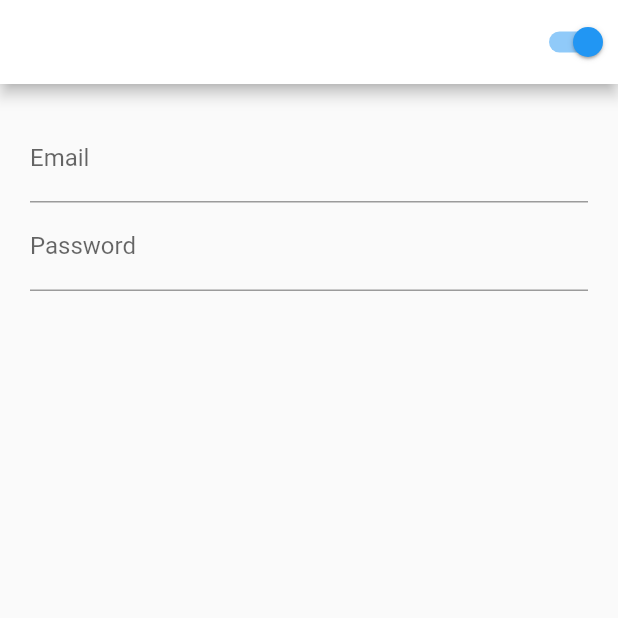
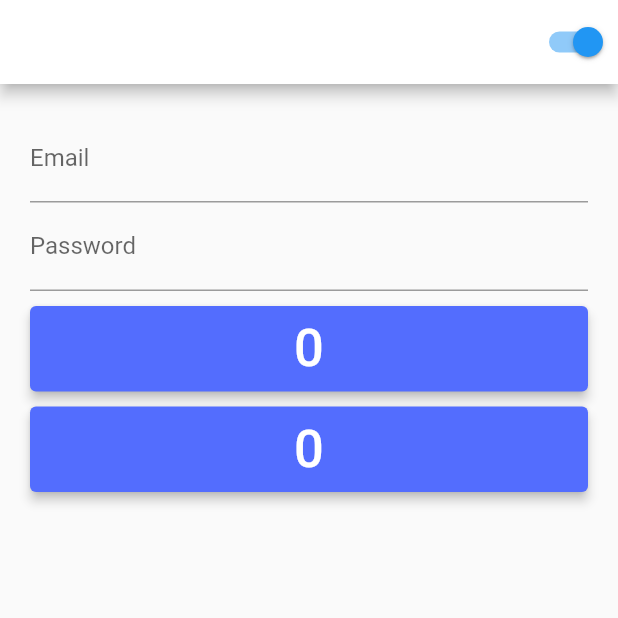
Before and after one commit to MiguelAngelRamos/appkeys, a Flutter app: the screen it shows after launch, on a phone screen of 412 x 824 dp, the top half of it. Run offline on Flutter 3.47's test engine with Material 2 defaults, Android fonts, the phone set to English and light mode, and no system bars.

Commit message:
formulario con localkeys

```diff
--- a/lib/pages/localkeys/list_key_page.dart
+++ b/lib/pages/localkeys/list_key_page.dart
@@ -1,4 +1,5 @@
 import 'package:flutter/material.dart';
+import 'package:keysapp/widgets/uselocalkeys/counter_button.dart';
 
 class ListKeyPage extends StatefulWidget {
   const ListKeyPage({super.key});
@@ -44,6 +45,15 @@ class _ListKeyPageState extends State<ListKeyPage> {
               label: Text('Password')
             ),
           ),
+          const SizedBox(height: 10),
+          if(_enabledEmail)
+          CounterButton(
+            key: Key('contador1')
+          ),
+          const SizedBox(height: 10),
+          CounterButton(
+            key: Key('contador2')
+          ),
         ],
       )
     );
```
